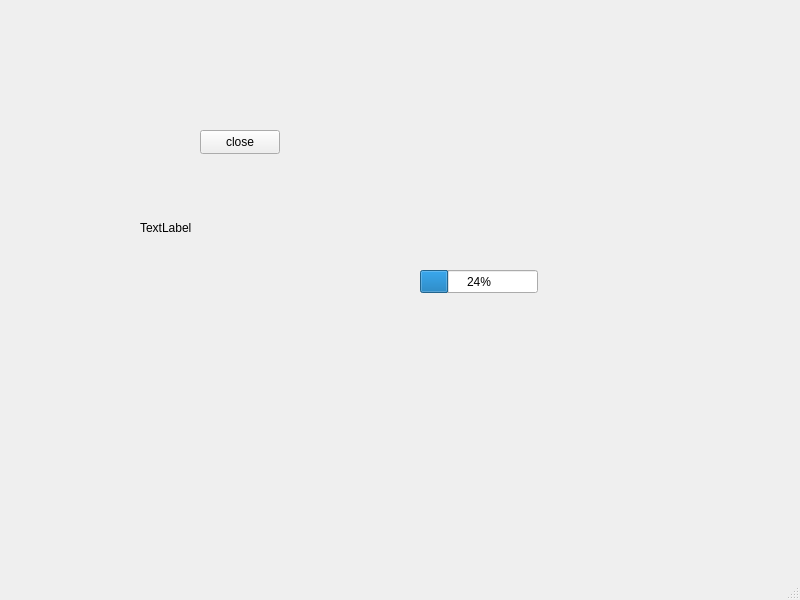
Stephrss05/LocalSend, file forms/mainwindow.ui: the form before one commit.
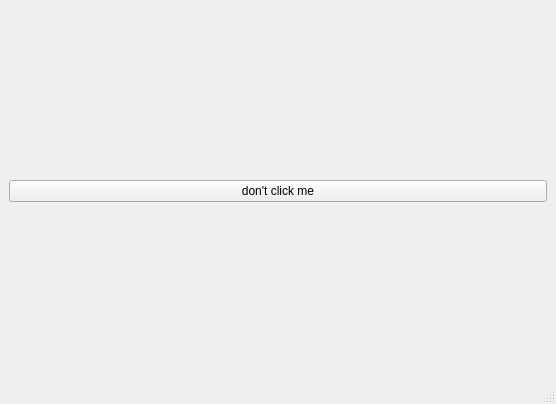
The form after the commit.

Patch:
```diff
--- a/forms/mainwindow.ui
+++ b/forms/mainwindow.ui
@@ -6,53 +6,23 @@
    <rect>
     <x>0</x>
     <y>0</y>
-    <width>800</width>
-    <height>600</height>
+    <width>556</width>
+    <height>404</height>
    </rect>
   </property>
   <property name="windowTitle">
    <string>MainWindow</string>
   </property>
   <widget class="QWidget" name="centralwidget">
-   <widget class="QPushButton" name="pushButton">
-    <property name="geometry">
-     <rect>
-      <x>200</x>
-      <y>130</y>
-      <width>80</width>
-      <height>24</height>
-     </rect>
-    </property>
-    <property name="text">
-     <string>close</string>
-    </property>
-   </widget>
-   <widget class="QLabel" name="label">
-    <property name="geometry">
-     <rect>
-      <x>140</x>
-      <y>220</y>
-      <width>221</width>
-      <height>16</height>
-     </rect>
-    </property>
-    <property name="text">
-     <string>TextLabel</string>
-    </property>
-   </widget>
-   <widget class="QProgressBar" name="progressBar">
-    <property name="geometry">
-     <rect>
-      <x>420</x>
-      <y>270</y>
-      <width>118</width>
-      <height>23</height>
-     </rect>
-    </property>
-    <property name="value">
-     <number>24</number>
-    </property>
-   </widget>
+   <layout class="QGridLayout" name="gridLayout">
+    <item row="0" column="0">
+     <widget class="QPushButton" name="pushButton">
+      <property name="text">
+       <string>don't click me</string>
+      </property>
+     </widget>
+    </item>
+   </layout>
   </widget>
   <widget class="QMenuBar" name="menubar">
    <property name="geometry">
```
Left out of the diff: 2 changed lines with no effect on the pictures.
